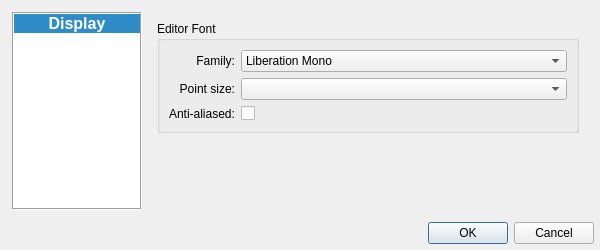
Qt form app/dialogglobal.ui (jkdoug/mudder) before a commit.
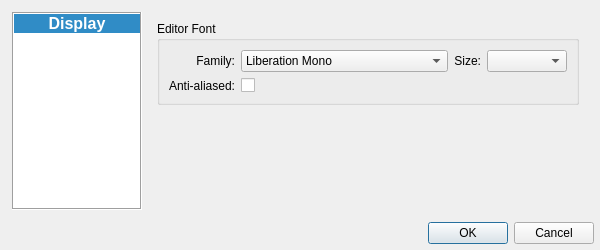
The same form after that commit. Icons and pictures are not drawn.

The edit to the form file:
```diff
--- a/app/dialogglobal.ui
+++ b/app/dialogglobal.ui
@@ -129,10 +129,40 @@
            <property name="title">
             <string>Editor Font</string>
            </property>
-           <layout class="QFormLayout" name="formLayout">
-            <property name="labelAlignment">
-             <set>Qt::AlignRight|Qt::AlignTrailing|Qt::AlignVCenter</set>
-            </property>
+           <layout class="QGridLayout" name="gridLayout" columnstretch="0,1,0,0" columnminimumwidth="60,0,23,60">
+            <item row="2" column="1">
+             <widget class="QCheckBox" name="checkEditorAntiAliased">
+              <property name="text">
+               <string/>
+              </property>
+             </widget>
+            </item>
+            <item row="2" column="0">
+             <widget class="QLabel" name="labelEditorAntiAliased">
+              <property name="text">
+               <string>Anti-aliased:</string>
+              </property>
+              <property name="alignment">
+               <set>Qt::AlignRight|Qt::AlignTrailing|Qt::AlignVCenter</set>
+              </property>
+             </widget>
+            </item>
+            <item row="0" column="2">
+             <widget class="QLabel" name="labelEditorFontSize">
+              <property name="baseSize">
+               <size>
+                <width>100</width>
+                <height>0</height>
+               </size>
+              </property>
+              <property name="text">
+               <string>Size:</string>
+              </property>
+              <property name="alignment">
+               <set>Qt::AlignRight|Qt::AlignTrailing|Qt::AlignVCenter</set>
+              </property>
+             </widget>
+            </item>
             <item row="0" column="0">
              <widget class="QLabel" name="labelEditorFont">
               <property name="text">
@@ -165,30 +195,25 @@
               </property>
              </widget>
             </item>
-            <item row="1" column="0">
-             <widget class="QLabel" name="labelEditorFontSize">
-              <property name="text">
-               <string>Point size:</string>
+            <item row="0" column="3">
+             <widget class="QComboBox" name="comboEditorFontSize">
+              <property name="sizePolicy">
+               <sizepolicy hsizetype="Fixed" vsizetype="Fixed">
+                <horstretch>0</horstretch>
+                <verstretch>0</verstretch>
+               </sizepolicy>
               </property>
-              <property name="alignment">
-               <set>Qt::AlignRight|Qt::AlignTrailing|Qt::AlignVCenter</set>
+              <property name="minimumSize">
+               <size>
+                <width>80</width>
+                <height>0</height>
+               </size>
               </property>
-             </widget>
-            </item>
-            <item row="1" column="1">
-             <widget class="QComboBox" name="comboEditorFontSize"/>
-            </item>
-            <item row="2" column="0">
-             <widget class="QLabel" name="labelEditorAntiAliased">
-              <property name="text">
-               <string>Anti-aliased:</string>
-              </property>
-             </widget>
-            </item>
-            <item row="2" column="1">
-             <widget class="QCheckBox" name="checkEditorAntiAliased">
-              <property name="text">
-               <string/>
+              <property name="maximumSize">
+               <size>
+                <width>80</width>
+                <height>16777215</height>
+               </size>
               </property>
              </widget>
             </item>
```
Left out of the diff: 2 changed lines with no effect on the pictures.
